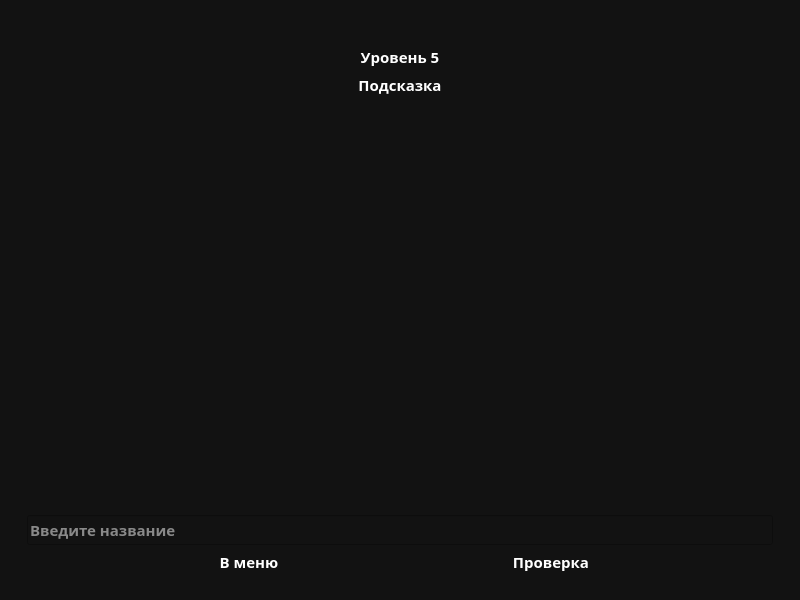
cipsiw/Brandguesser, file Brandguesser/brandguesser.ui: the form before one commit.
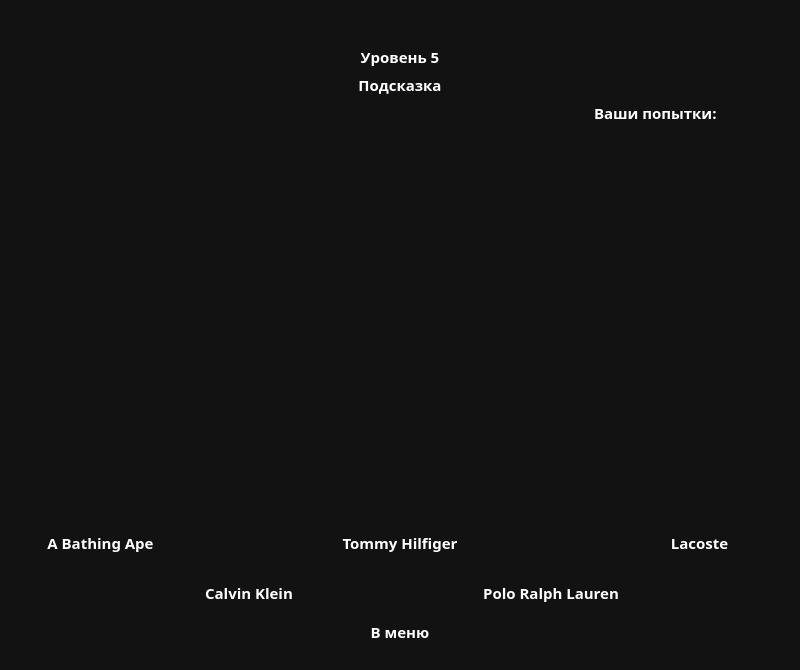
The form after the commit. The open tabs and pages were chosen to show the change. Icons and pictures are not drawn.

What changed in the file:
```diff
--- a/Brandguesser/brandguesser.ui
+++ b/Brandguesser/brandguesser.ui
@@ -7,13 +7,13 @@
     <x>0</x>
     <y>0</y>
     <width>800</width>
-    <height>600</height>
+    <height>670</height>
    </rect>
   </property>
   <property name="minimumSize">
    <size>
     <width>800</width>
-    <height>600</height>
+    <height>670</height>
    </size>
   </property>
   <property name="windowTitle">
@@ -4464,6 +4464,57 @@
           </property>
          </widget>
         </item>
+        <item>
+         <layout class="QHBoxLayout" name="horizontalLayout_162">
+          <item>
+           <spacer name="horizontalSpacer_345">
+            <property name="orientation">
+             <enum>Qt::Horizontal</enum>
+            </property>
+            <property name="sizeHint" stdset="0">
+             <size>
+              <width>40</width>
+              <height>20</height>
+             </size>
+            </property>
+           </spacer>
+          </item>
+          <item>
+           <widget class="QLabel" name="label_19">
+            <property name="text">
+             <string>Ваши попытки: </string>
+            </property>
+           </widget>
+          </item>
+          <item>
+           <widget class="QPushButton" name="pushButton_6">
+            <property name="sizePolicy">
+             <sizepolicy hsizetype="Fixed" vsizetype="Fixed">
+              <horstretch>0</horstretch>
+              <verstretch>0</verstretch>
+             </sizepolicy>
+            </property>
+            <property name="text">
+             <string/>
+            </property>
+            <property name="icon">
+             <iconset resource="files.qrc">
+              <normaloff>:/icons/иконки/heart.png</normaloff>:/icons/иконки/heart.png</iconset>
+            </property>
+            <property name="checkable">
+             <bool>true</bool>
+            </property>
+           </widget>
+          </item>
+          <item>
+           <widget class="QLabel" name="healths_5">
+            <property name="text">
+             <string/>
+            </property>
+           </widget>
+          </item>
+         </layout>
+        </item>
         <item>
          <widget class="QStackedWidget" name="stackedWidget_6">
           <property name="currentIndex">
@@ -5138,17 +5189,157 @@
              </layout>
             </item>
             <item>
-             <widget class="QLineEdit" name="lineEdit_25">
-              <property name="inputMask">
-               <string/>
-              </property>
-              <property name="text">
-               <string/>
-              </property>
-              <property name="placeholderText">
-               <string>Введите название</string>
-              </property>
-             </widget>
+             <layout class="QHBoxLayout" name="horizontalLayout_157">
+              <item>
+               <widget class="QPushButton" name="y_2">
+                <property name="sizePolicy">
+                 <sizepolicy hsizetype="Expanding" vsizetype="Expanding">
+                  <horstretch>0</horstretch>
+                  <verstretch>0</verstretch>
+                 </sizepolicy>
+                </property>
+                <property name="cursor">
+                 <cursorShape>PointingHandCursor</cursorShape>
+                </property>
+                <property name="text">
+                 <string>A Bathing Ape</string>
+                </property>
+               </widget>
+              </item>
+              <item>
+               <spacer name="horizontalSpacer_336">
+                <property name="orientation">
+                 <enum>Qt::Horizontal</enum>
+                </property>
+                <property name="sizeHint" stdset="0">
+                 <size>
+                  <width>40</width>
+                  <height>20</height>
+                 </size>
+                </property>
+               </spacer>
+              </item>
+              <item>
+               <widget class="QPushButton" name="y_3">
+                <property name="sizePolicy">
+                 <sizepolicy hsizetype="Expanding" vsizetype="Expanding">
+                  <horstretch>0</horstretch>
+                  <verstretch>0</verstretch>
+                 </sizepolicy>
+                </property>
+                <property name="cursor">
+                 <cursorShape>PointingHandCursor</cursorShape>
+                </property>
+                <property name="text">
+                 <string>Tommy Hilfiger</string>
+                </property>
+               </widget>
+              </item>
+              <item>
+               <spacer name="horizontalSpacer_337">
+                <property name="orientation">
+                 <enum>Qt::Horizontal</enum>
+                </property>
+                <property name="sizeHint" stdset="0">
+                 <size>
+                  <width>40</width>
+                  <height>20</height>
+                 </size>
+                </property>
+               </spacer>
+              </item>
+              <item>
+               <widget class="QPushButton" name="y_4">
+                <property name="sizePolicy">
+                 <sizepolicy hsizetype="Expanding" vsizetype="Expanding">
+                  <horstretch>0</horstretch>
+                  <verstretch>0</verstretch>
+                 </sizepolicy>
+                </property>
+                <property name="cursor">
+                 <cursorShape>PointingHandCursor</cursorShape>
+                </property>
+                <property name="text">
+                 <string>Lacoste</string>
+                </property>
+               </widget>
+              </item>
+             </layout>
+            </item>
+            <item>
+             <layout class="QHBoxLayout" name="horizontalLayout_156">
+              <item>
+               <spacer name="horizontalSpacer_338">
+                <property name="orientation">
+                 <enum>Qt::Horizontal</enum>
+                </property>
+                <property name="sizeHint" stdset="0">
+                 <size>
+                  <width>40</width>
+                  <height>20</height>
+                 </size>
+                </property>
+               </spacer>
+              </item>
+              <item>
+               <widget class="QPushButton" name="y_5">
+                <property name="sizePolicy">
+                 <sizepolicy hsizetype="Expanding" vsizetype="Expanding">
+                  <horstretch>0</horstretch>
+                  <verstretch>0</verstretch>
+                 </sizepolicy>
+                </property>
+                <property name="cursor">
+                 <cursorShape>PointingHandCursor</cursorShape>
+                </property>
+                <property name="text">
+                 <string>Calvin Klein</string>
+                </property>
+               </widget>
+              </item>
+              <item>
+               <spacer name="horizontalSpacer_339">
+                <property name="orientation">
+                 <enum>Qt::Horizontal</enum>
+                </property>
+                <property name="sizeHint" stdset="0">
+                 <size>
+                  <width>40</width>
+                  <height>20</height>
+                 </size>
+                </property>
+               </spacer>
+              </item>
+              <item>
+               <widget class="QPushButton" name="y_1">
+                <property name="sizePolicy">
+                 <sizepolicy hsizetype="Expanding" vsizetype="Expanding">
+                  <horstretch>0</horstretch>
+                  <verstretch>0</verstretch>
+                 </sizepolicy>
+                </property>
+                <property name="cursor">
+                 <cursorShape>PointingHandCursor</cursorShape>
+                </property>
+                <property name="text">
+                 <string>Polo Ralph Lauren</string>
+                </property>
+               </widget>
+              </item>
+              <item>
+               <spacer name="horizontalSpacer_340">
+                <property name="orientation">
+                 <enum>Qt::Horizontal</enum>
+                </property>
+                <property name="sizeHint" stdset="0">
+                 <size>
+                  <width>40</width>
+                  <height>20</height>
+                 </size>
+                </property>
+               </spacer>
+              </item>
+             </layout>
             </item>
             <item>
              <layout class="QHBoxLayout" name="horizontalLayout_52">
@@ -5191,45 +5382,6 @@
                 </property>
                </widget>
               </item>
-              <item>
-               <spacer name="horizontalSpacer_149">
-                <property name="orientation">
-                 <enum>Qt::Horizontal</enum>
-                </property>
-                <property name="sizeHint" stdset="0">
-                 <size>
-                  <width>40</width>
-                  <height>20</height>
-                 </size>
-                </property>
-               </spacer>
-              </item>
-              <item>
-               <widget class="QPushButton" name="check_25">
-                <property name="sizePolicy">
-                 <sizepolicy hsizetype="Expanding" vsizetype="Fixed">
-                  <horstretch>0</horstretch>
-                  <verstretch>0</verstretch>
-                 </sizepolicy>
-                </property>
-                <property name="cursor">
-                 <cursorShape>PointingHandCursor</cursorShape>
-                </property>
-                <property name="text">
-                 <string>Проверка</string>
-                </property>
-                <property name="icon">
-                 <iconset resource="files.qrc">
-                  <normaloff>:/icons/иконки/quality-control.png</normaloff>:/icons/иконки/quality-control.png</iconset>
-                </property>
-                <property name="iconSize">
-                 <size>
-                  <width>32</width>
-                  <height>32</height>
-                 </size>
-                </property>
-               </widget>
-              </item>
               <item>
                <spacer name="horizontalSpacer_148">
                 <property name="orientation">
```
Left out of the diff: 5412 changed lines with no effect on the pictures.
